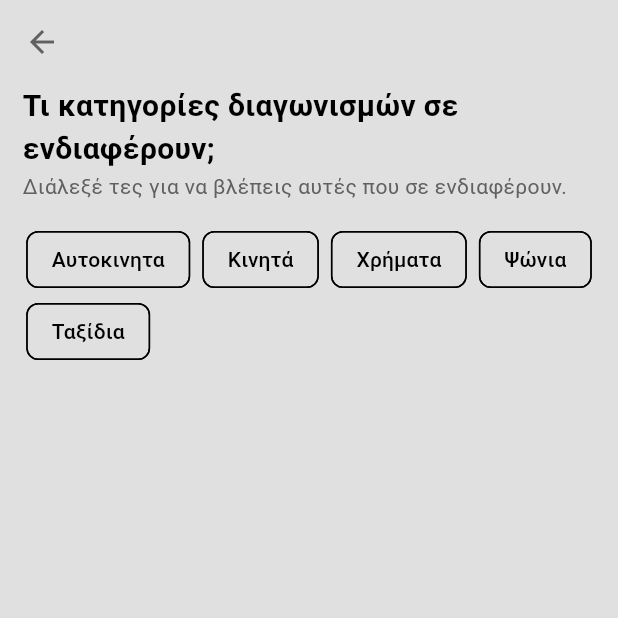
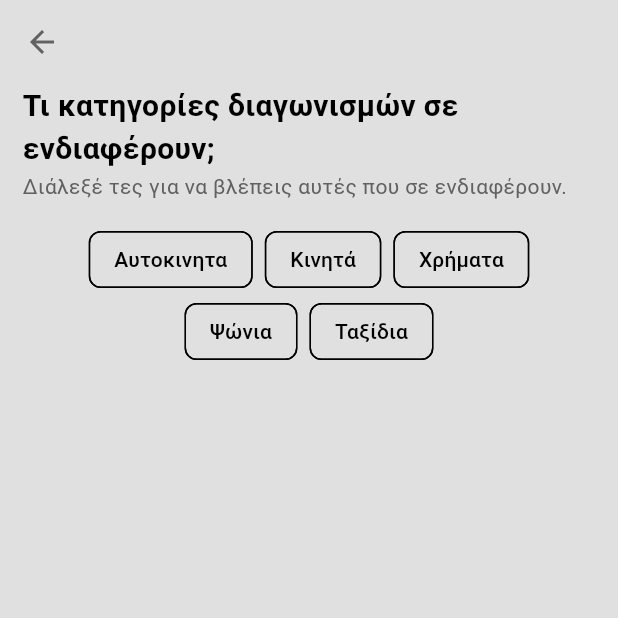
Before and after one commit to smartup-ike/newsphone_competitions, a Flutter app: the SettingsPage screen opened by its route, after a tap on "Αγαπημένα", on a phone screen of 412 x 824 dp, the top half of it. Run offline on Flutter 3.47's test engine with Material 3 defaults, Android fonts, the phone set to English and light mode, and no system bars; our stand-ins replace firebase_core, firebase_messaging, flutter_local_notifications, sqflite; missing offline and left inert: is_first_run; accounts and stored records are empty.

Commit message:
add dark theme

```diff
--- a/lib/components/filter_box.dart
+++ b/lib/components/filter_box.dart
@@ -17,6 +17,7 @@ class FilterCheckbox extends StatelessWidget {
     return FilterChip(
       label: Text(name),
       selected: isSelected,
+      selectedColor: Colors.white,
       onSelected: (bool value) {
         provider.toggleFilter(type, value);
       },
--- a/lib/main.dart
+++ b/lib/main.dart
@@ -25,18 +25,20 @@ void main() async {
   runApp(
     ChangeNotifierProvider(
       create: (context) => CompetitionsProvider(),
-      child: const MyApp(),
+      child: MyApp(),
     ),
   );
 }
 
 class MyApp extends StatelessWidget {
-  const MyApp({super.key});
+  MyApp({super.key});
 
   @override
   Widget build(BuildContext context) {
 
     return MaterialApp(
+      themeMode: ThemeMode.system,
+      darkTheme: darkMode,
       debugShowCheckedModeBanner: false,
       title: 'Flutter Demo',
       home: FutureBuilder(
--- a/lib/pages/fav_page.dart
+++ b/lib/pages/fav_page.dart
@@ -1,4 +1,5 @@
 import 'package:flutter/material.dart';
+import 'package:newsphone_competitions/widgets/fav_filters.dart';
 import '../components/filter_box.dart';
 import '../models/competition.dart';
 
@@ -29,32 +30,10 @@ class FavPage extends StatelessWidget {
               ),
             ),
             const SizedBox(height: 15),
-            Center(
-              child: Wrap(
-                // Use Wrap to handle multiple checkboxes
-                spacing: 8.0,
-                children: [
-                  FilterCheckbox(
-                    type: CompetitionType.vehicle.toString(),
-                    name: 'Αυτοκινητα',
-                  ),
-                  FilterCheckbox(
-                    type: CompetitionType.phone.toString(),
-                    name: 'Κινητά',
-                  ),
-                  FilterCheckbox(
-                    type: CompetitionType.money.toString(),
-                    name: 'Χρήματα',
-                  ),
-                  FilterCheckbox(
-                    type: CompetitionType.shopping.toString(),
-                    name: 'Ψώνια',
-                  ),
-                  FilterCheckbox(
-                    type: CompetitionType.trip.toString(),
-                    name: 'Ταξίδια',
-                  ),
-                ],
+            Padding(
+              padding: const EdgeInsets.symmetric(horizontal: 8.0),
+              child: Center(
+                child: FavFilters(),
               ),
             ),
           ],
--- a/lib/pages/settings_page.dart
+++ b/lib/pages/settings_page.dart
@@ -22,7 +22,7 @@ class SettingsPage extends StatelessWidget {
               "Γενικές",
               style: TextStyle(
                 fontSize: 24,
-                color: Colors.black,
+                color: Theme.of(context).colorScheme.inverseSurface,
                 fontWeight: FontWeight.w500,
               ),
             ),
@@ -44,7 +44,7 @@ class SettingsPage extends StatelessWidget {
               "Απορρήτου",
               style: TextStyle(
                 fontSize: 24,
-                color: Colors.black,
+                color: Theme.of(context).colorScheme.inverseSurface,
                 fontWeight: FontWeight.w500,
               ),
             ),
--- a/lib/themes/light_mode.dart
+++ b/lib/themes/light_mode.dart
@@ -5,6 +5,20 @@ ThemeData lightMode = ThemeData(
     surface: Colors.grey.shade300,
     primary: Colors.grey.shade200,
     secondary: Colors.white,
-    inversePrimary: Colors.grey.shade700
+    inversePrimary: Colors.grey.shade700,
+    inverseSurface: Colors.grey.shade900,
+    shadow: Colors.grey,
   ),
 );
+
+ThemeData darkMode = ThemeData(
+  colorScheme: ColorScheme.dark(
+    surface: Colors.grey.shade900, // Opposite of light surface (grey.shade300)
+    primary: Colors.grey.shade800, // Opposite of light primary (grey.shade200)
+    secondary: Colors.black,     // Opposite of light secondary (white)
+    inversePrimary: Colors.grey.shade300, // Opposite of light inversePrimary (grey.shade700)
+    inverseSurface: Colors.grey.shade300,
+    shadow: Colors.grey.shade900,
+    // Opposite of light inverseSurface (grey.shade900)
+  ),
+);
--- /dev/null
+++ b/lib/widgets/fav_filters.dart
@@ -0,0 +1,41 @@
+
+
+import 'package:flutter/material.dart';
+
+import '../components/filter_box.dart';
+import '../models/competition.dart';
+
+class FavFilters extends StatelessWidget {
+  const FavFilters({super.key});
+
+  @override
+  Widget build(BuildContext context) {
+    return Wrap(
+      // Use Wrap to handle multiple checkboxes
+      spacing: 8.0,
+      alignment: WrapAlignment.center,
+      children: [
+        FilterCheckbox(
+          type: CompetitionType.vehicle.toString(),
+          name: 'Αυτοκινητα',
+        ),
+        FilterCheckbox(
+          type: CompetitionType.phone.toString(),
+          name: 'Κινητά',
+        ),
+        FilterCheckbox(
+          type: CompetitionType.money.toString(),
+          name: 'Χρήματα',
+        ),
+        FilterCheckbox(
+          type: CompetitionType.shopping.toString(),
+          name: 'Ψώνια',
+        ),
+        FilterCheckbox(
+          type: CompetitionType.trip.toString(),
+          name: 'Ταξίδια',
+        ),
+      ],
+    );
+  }
+}
```
Also changed, not shown: lib/pages/info_page.dart (+6 -6 lines), lib/pages/intro_page.dart (+11 -1 lines), 1 other file.
